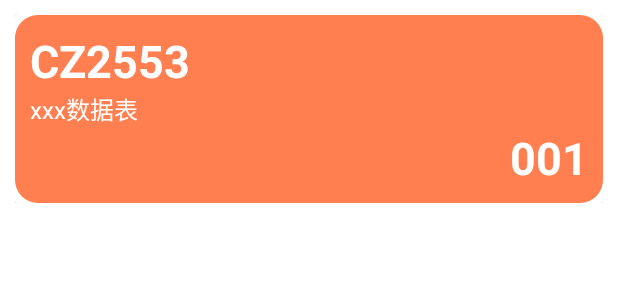
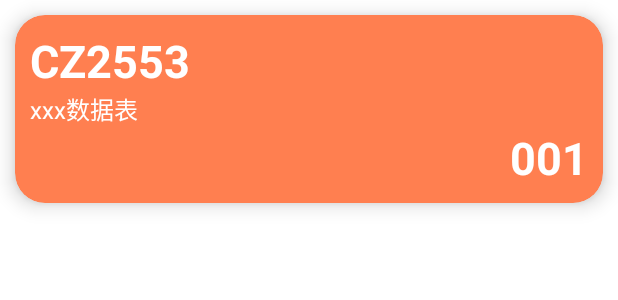
Before and after one commit to impptg/E_Measure, an Android app: the layout item_task.xml on its own in the app's theme, with its tools: preview values and no code run, on a phone screen of 412 x 824 dp. Shown: the top 300 px of the screen. Run offline under Robolectric (Android 15) with nearby library versions, the phone set to English and light mode, and no system bars.

Commit message:
Material一下home页面和Toolbar

```diff
--- a/app/src/main/res/layout/item_task.xml
+++ b/app/src/main/res/layout/item_task.xml
@@ -1,19 +1,18 @@
 <?xml version="1.0" encoding="utf-8"?>
-<LinearLayout xmlns:android="http://schemas.android.com/apk/res/android"
+<androidx.cardview.widget.CardView
+    xmlns:android="http://schemas.android.com/apk/res/android"
+    xmlns:app="http://schemas.android.com/apk/res-auto"
     android:layout_width="match_parent"
     android:layout_height="wrap_content"
-    android:paddingRight="@dimen/padding_dp"
-    android:paddingLeft="@dimen/padding_dp"
-    android:paddingTop="@dimen/padding_dp">
-    <androidx.cardview.widget.CardView
-        android:layout_width="match_parent"
-        android:layout_height="wrap_content">
+    android:layout_margin="@dimen/padding_dp"
+    android:backgroundTint="@color/orange_700"
+    app:cardCornerRadius="20dp"
+    app:cardElevation="8dp">
     <LinearLayout xmlns:android="http://schemas.android.com/apk/res/android"
         android:id="@+id/ll_item"
         android:orientation="vertical"
         android:layout_width="match_parent"
-            android:layout_height="wrap_content"
-            android:background="@drawable/item_task_1">
+        android:layout_height="wrap_content">
         <TextView
             android:id="@+id/tv_name"
             android:text="CZ2553"
@@ -45,5 +44,3 @@
             android:layout_marginBottom="10dp"/>
     </LinearLayout>
 </androidx.cardview.widget.CardView>
-
-</LinearLayout>
--- a/app/src/main/res/values/themes.xml
+++ b/app/src/main/res/values/themes.xml
@@ -1,6 +1,6 @@
 <resources xmlns:tools="http://schemas.android.com/tools">
     <!-- Base application theme. -->
-    <style name="Theme.E_Measure" parent="Theme.MaterialComponents.DayNight.DarkActionBar">
+    <style name="Theme.E_Measure" parent="Theme.MaterialComponents.DayNight.NoActionBar">
         <!-- Primary brand color. -->
         <item name="colorPrimary">@color/blue_500</item>
         <item name="colorPrimaryVariant">@color/black</item>
```
Also changed, not shown: app/src/main/java/com/pptg/e_measure/MainActivity.kt (+74 -1 lines), app/src/main/java/com/pptg/e_measure/MainViewModel.kt (added, +7 -0 lines), app/src/main/res/drawable/ic_baseline_refresh_24.xml (added, +10 -0 lines), app/src/main/res/layout/activity_main.xml (+14 -3 lines), app/src/main/res/menu/main_toolbar_menu.xml (added, +11 -0 lines), 4 other files. Lines whose indentation alone changed are shown as unchanged.
